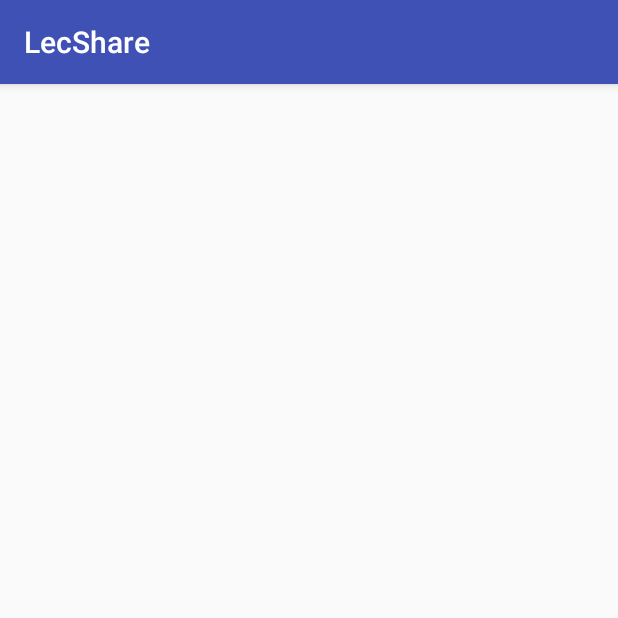
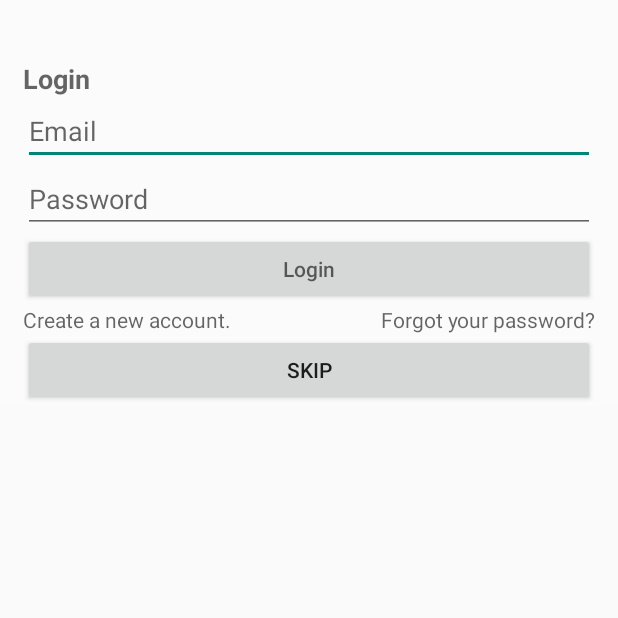
Before and after one commit to mickey0142/LecShare, an Android app: the screen it shows after launch (MainActivity), on a phone screen of 412 x 824 dp, the top half of it. Run offline under Robolectric (Android 15) with nearby library versions, the phone set to English and light mode, and no system bars; our stand-ins replace Firebase (no records; nobody signed in at launch, a user with empty details on screens opened directly).

Commit message:
refactor some code

```diff
--- a/app/src/main/AndroidManifest.xml
+++ b/app/src/main/AndroidManifest.xml
@@ -10,7 +10,7 @@
         android:label="@string/app_name"
         android:roundIcon="@mipmap/ic_launcher_round"
         android:supportsRtl="true"
-        android:theme="@style/AppTheme">
+        android:theme="@style/Theme.AppCompat.Light.NoActionBar">
         <activity android:name=".MainActivity">
             <intent-filter>
                 <action android:name="android.intent.action.MAIN" />
--- a/app/src/main/java/com/kairanpa/se/lecshare/LoginFragment.java
+++ b/app/src/main/java/com/kairanpa/se/lecshare/LoginFragment.java
@@ -31,16 +31,27 @@ public class LoginFragment extends Fragment {
         super.onActivityCreated(savedInstanceState);
         initLogin();
         initRegister();
+
+        Button skipButton = getView().findViewById(R.id.login_skip_button);
+        skipButton.setOnClickListener(new View.OnClickListener() {
+            @Override
+            public void onClick(View v) {
+                getActivity().getSupportFragmentManager()
+                        .beginTransaction()
+                        .replace(R.id.main_view, new SearchFragment())
+                        .commit();
+            }
+        });
     }
     public void initLogin(){
 
         mAuth = FirebaseAuth.getInstance();
-        Button loginBtn = getView().findViewById(R.id.loginBtn);
+        Button loginBtn = getView().findViewById(R.id.login_login_button);
         loginBtn.setOnClickListener(new View.OnClickListener() {
             @Override
             public void onClick(View v) {
-                EditText _email = getView().findViewById(R.id.emailLogin);
-                EditText _password = getView().findViewById(R.id.passwordLogin);
+                EditText _email = getView().findViewById(R.id.login_email);
+                EditText _password = getView().findViewById(R.id.login_password);
                 String _emailStr = _email.getText().toString();
                 String _passwordStr = _password.getText().toString();
 
@@ -54,7 +65,10 @@ public class LoginFragment extends Fragment {
                         public void onComplete(@NonNull Task<AuthResult> task) {
                             if (task.isSuccessful()){
                                 Log.e("LOGIN", "Login: successful");
-                                getActivity().getSupportFragmentManager().beginTransaction().replace(R.id.main_view, new UploadFragment()).commit();
+                                getActivity().getSupportFragmentManager()
+                                        .beginTransaction()
+                                        .replace(R.id.main_view, new SearchFragment())
+                                        .commit();
                             }
                             else{
                                 Toast.makeText(getActivity(), "Please enter correct your E-mail and Password.", Toast.LENGTH_SHORT).show();
@@ -67,7 +81,7 @@ public class LoginFragment extends Fragment {
     }
 
     public void initRegister(){
-        TextView _registerBtn = getView().findViewById(R.id.newAccount);
+        TextView _registerBtn = getView().findViewById(R.id.login_new_account);
         _registerBtn.setOnClickListener(new View.OnClickListener() {
             @Override
             public void onClick(View v) {
--- a/app/src/main/res/layout/fragment_login.xml
+++ b/app/src/main/res/layout/fragment_login.xml
@@ -3,7 +3,7 @@
 <LinearLayout xmlns:android="http://schemas.android.com/apk/res/android"
     android:layout_width="match_parent"
     android:layout_height="match_parent">
-    <include layout="@layout/fragment_title_register"/>
+    <!--<include layout="@layout/fragment_title_register"/>-->
     <ScrollView
         android:layout_width="match_parent"
         android:layout_height="wrap_content">
@@ -23,37 +23,59 @@
                 android:textSize="18sp"
                 android:textStyle="bold"
                 android:textColor="#000000"/>
+
             <EditText
+                android:id="@+id/login_email"
                 android:layout_width="match_parent"
                 android:layout_height="wrap_content"
                 android:inputType="textEmailAddress"
                 android:hint="@string/email"
-                android:id="@+id/emailLogin"/>
+                />
+
             <EditText
+                android:id="@+id/login_password"
                 android:layout_width="match_parent"
                 android:layout_height="wrap_content"
                 android:inputType="textPassword"
                 android:hint="@string/password"
                 android:ems="10"
-                android:id="@+id/passwordLogin"/>
+                />
+
             <Button
+                android:id="@+id/login_login_button"
                 android:hint="@string/login"
                 android:layout_width="match_parent"
-                android:layout_height="wrap_content" android:id="@+id/loginBtn"/>
+                android:layout_height="wrap_content"
+                />
+
             <TextView
+                android:id="@+id/login_new_account"
                 android:hint="@string/newAccount"
                 android:layout_width="match_parent"
-                android:layout_height="wrap_content" android:id="@+id/newAccount"/>
+                android:layout_height="wrap_content"
+                />
+
             <TextView
+                android:id="@+id/login_forget_password"
                 android:hint="@string/forgotPassword"
                 android:layout_width="match_parent"
-                android:layout_height="wrap_content" android:id="@+id/forgotPassword"
+                android:layout_height="wrap_content"
                 android:gravity="end"
                 android:layout_marginTop="-19dp"/>
+
             <android.support.constraint.Guideline
+                android:id="@+id/login_guideline"
                 android:orientation="horizontal"
                 android:layout_width="match_parent"
-                android:layout_height="wrap_content" android:id="@+id/guideline"/>
+                android:layout_height="wrap_content"
+                />
+
+            <!--temporary button-->
+            <Button
+                android:id="@+id/login_skip_button"
+                android:layout_width="match_parent"
+                android:layout_height="wrap_content"
+                android:text="skip"/>
         </LinearLayout>
     </ScrollView>
 </LinearLayout>
--- a/app/src/main/res/layout/fragment_title_register.xml
+++ b/app/src/main/res/layout/fragment_title_register.xml
@@ -4,9 +4,9 @@
               android:layout_height="match_parent" xmlns:app="http://schemas.android.com/apk/res-auto">
 
     <android.support.v7.widget.Toolbar
-            android:layout_width="0dp"
+            android:layout_width="match_parent"
             android:layout_height="?attr/actionBarSize"
             android:background="?attr/colorPrimary"
-            android:id="@+id/fragment_titleRegister"
+            android:id="@+id/fragment_title_register"
             app:title="@string/register"/>
 </LinearLayout>
```
Also changed, not shown: app/src/main/java/com/kairanpa/se/lecshare/RegisterFragment.java (+6 -6 lines), app/src/main/res/layout/fragment_register.xml (+18 -6 lines).
